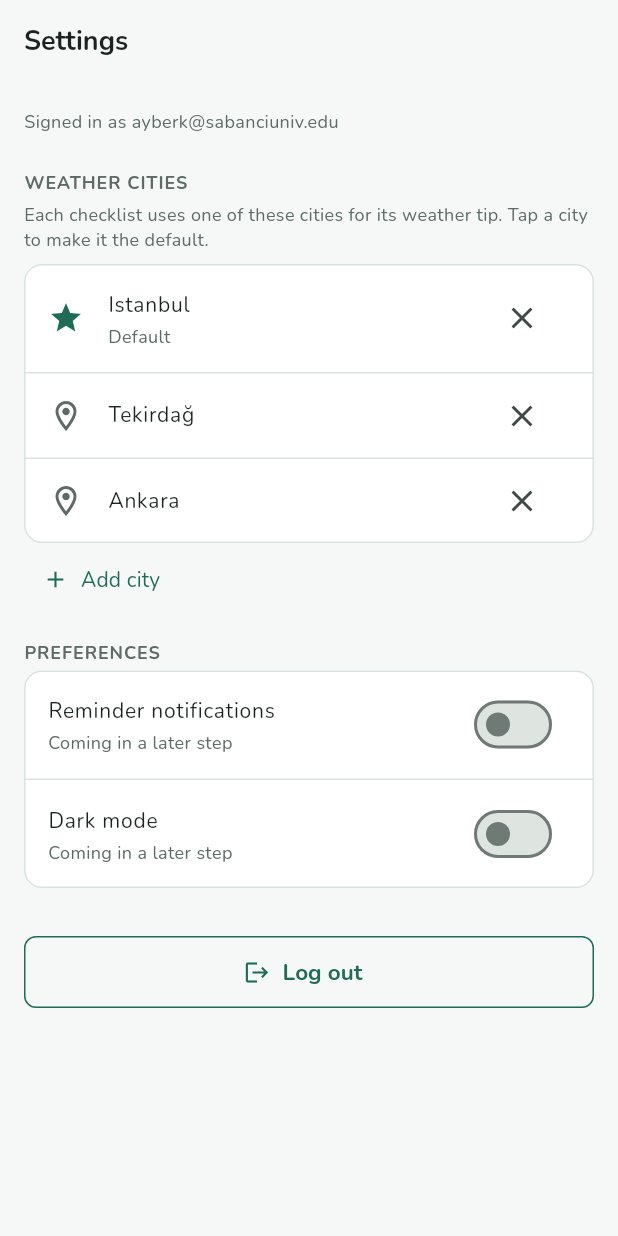
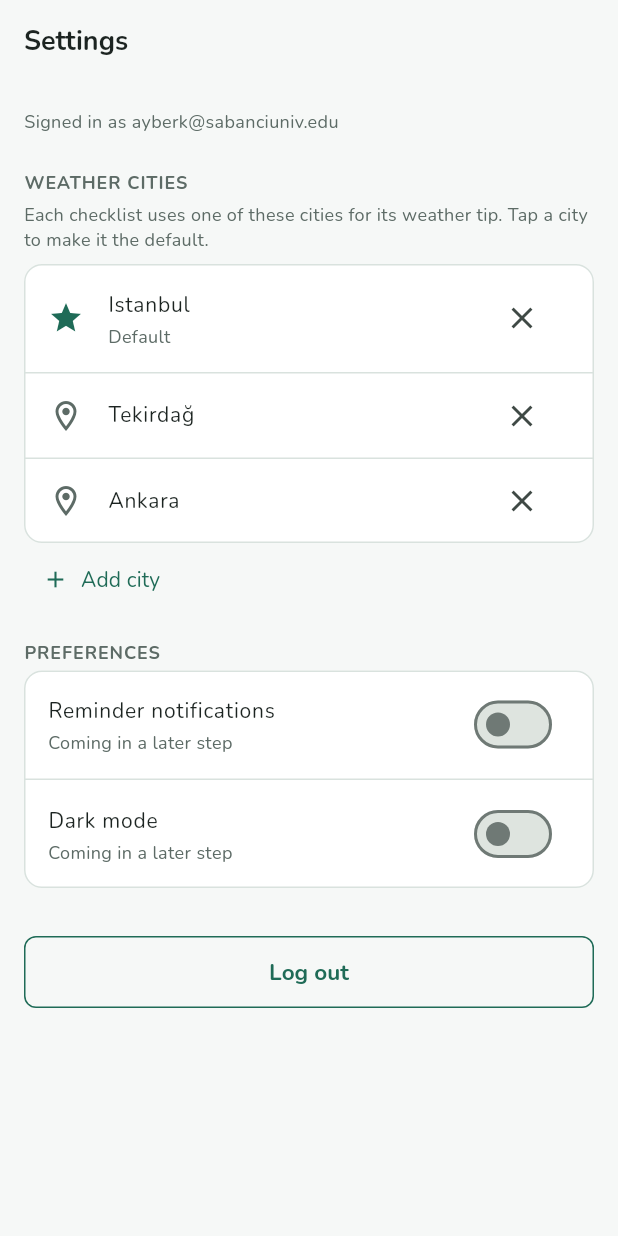
Before and after one commit to ayberkarpaci/BeforeGo, a Flutter app: the SettingsScreen screen opened directly, on a phone screen of 412 x 824 dp. Run offline on Flutter 3.47's test engine with Material 3 defaults, Android fonts, the phone set to English and light mode, and no system bars.

Commit message:
Use the shared SecondaryButton for Log out on Settings

```diff
--- a/lib/screens/settings_screen.dart
+++ b/lib/screens/settings_screen.dart
@@ -5,6 +5,7 @@ import '../routes.dart';
 import '../utils/app_colors.dart';
 import '../utils/app_spacing.dart';
 import '../utils/app_text_styles.dart';
+import '../widgets/secondary_button.dart';
 
 /// Third tab: saved weather cities, preferences and log out.
 class SettingsScreen extends StatefulWidget {
@@ -123,11 +124,7 @@ class _SettingsScreenState extends State<SettingsScreen> {
             ),
           ),
           const SizedBox(height: AppSpacing.xl),
-          OutlinedButton.icon(
-            onPressed: _confirmLogOut,
-            icon: const Icon(Icons.logout),
-            label: const Text('Log out'),
-          ),
+          SecondaryButton(label: 'Log out', onPressed: _confirmLogOut),
         ],
       ),
     );
```
